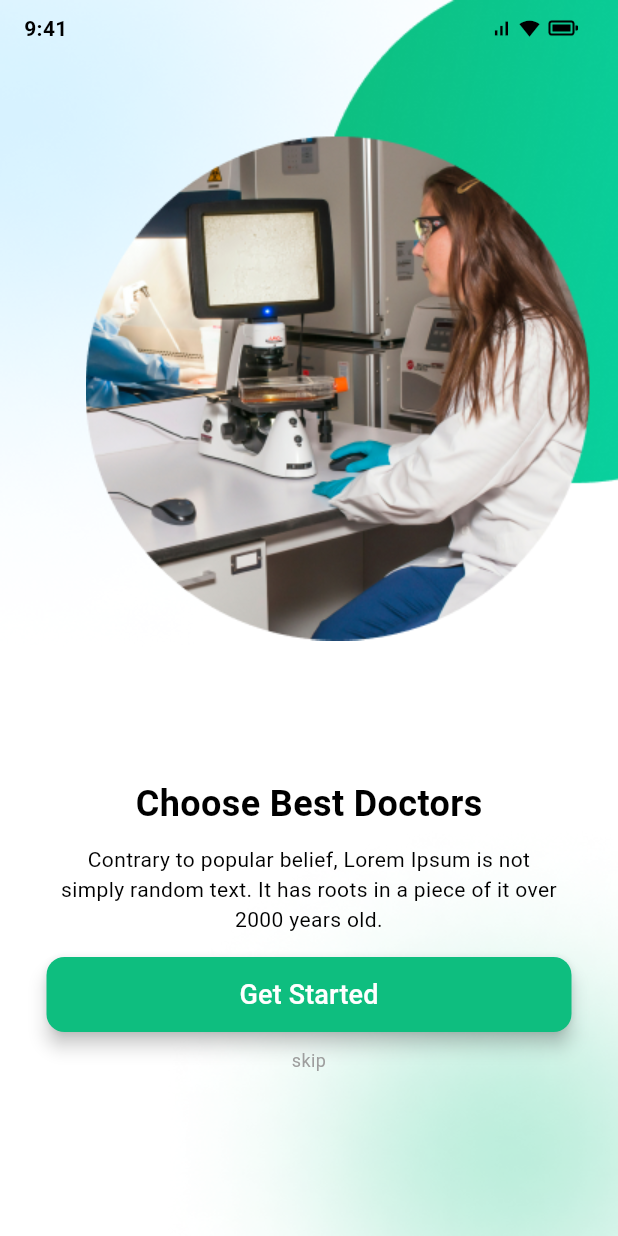
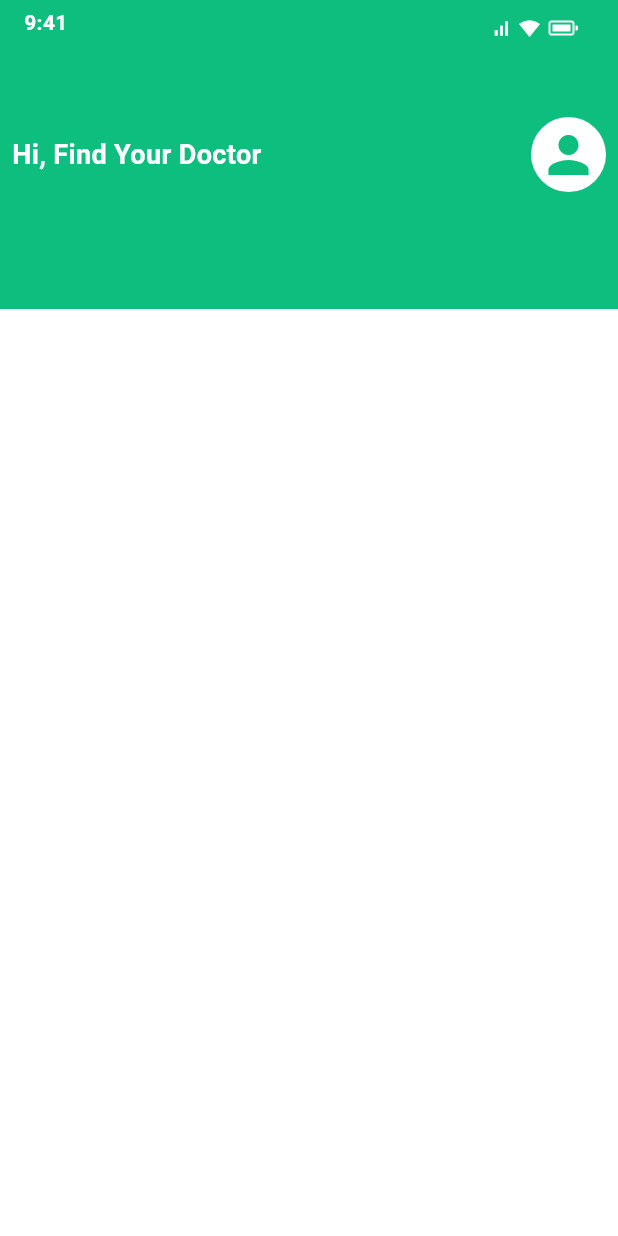
Before and after one commit to bangpaik/SLICING-UI, a Flutter app: the OnBoarding3 screen opened directly, after a tap on "Get Started", on a phone screen of 412 x 824 dp. Run offline on Flutter 3.47's test engine with Material 3 defaults, Android fonts, the phone set to English and light mode, and no system bars.

Commit message:
on boarding 2 dan 3 fix, on proses home screen

```diff
--- a/slicing_ui/lib/main.dart
+++ b/slicing_ui/lib/main.dart
@@ -14,7 +14,8 @@ class MyApp extends StatelessWidget {
       theme: ThemeData(
         primarySwatch: Colors.blue,
       ),
-      home: SplashScreen(), //
+      home: SplashScreen(), //SplashScreen
+      // home: SignUpScreen(), //SignUpScreen
       debugShowCheckedModeBanner: false, // Menghilangkan banner debug
     );
   }
--- a/slicing_ui/lib/screen_pages/3on_boarding2.dart
+++ b/slicing_ui/lib/screen_pages/3on_boarding2.dart
@@ -1,6 +1,6 @@
 import 'package:flutter/cupertino.dart';
 import 'package:flutter/material.dart';
-import 'package:slicing_ui/screen_pages/3on_boarding2.dart';
+import 'package:slicing_ui/screen_pages/4on_boarding3.dart';
 
 class OnBoarding2 extends StatelessWidget {
   const OnBoarding2({Key? key}) : super(key: key);
@@ -83,7 +83,7 @@ class OnBoarding2 extends StatelessWidget {
 
                                 Navigator.push(
                                   context,
-                                  MaterialPageRoute(builder: (context) => OnBoarding2()),
+                                  MaterialPageRoute(builder: (context) => OnBoarding3()),
                                 );
 
                               },
--- a/slicing_ui/lib/screen_pages/4on_boarding3.dart
+++ b/slicing_ui/lib/screen_pages/4on_boarding3.dart
@@ -1,6 +1,6 @@
 import 'package:flutter/cupertino.dart';
 import 'package:flutter/material.dart';
-import 'package:slicing_ui/screen_pages/3on_boarding2.dart';
+import 'package:slicing_ui/screen_pages/5home_screen.dart';
 
 class OnBoarding3 extends StatelessWidget {
   const OnBoarding3({Key? key}) : super(key: key);
@@ -26,7 +26,37 @@ class OnBoarding3 extends StatelessWidget {
                 ),
               ),
             ),
-
+            Positioned(
+              top: 9,
+              left: 0,
+              right: 11,
+              child: SafeArea(
+                child: Padding(
+                  padding: const EdgeInsets.symmetric(horizontal: 16.0),
+                  child: Row(
+                    mainAxisAlignment: MainAxisAlignment.end,
+                    children: [
+                      Icon(
+                        Icons.signal_cellular_alt,
+                        color: Colors.black,
+                        size: 14,
+                      ),
+                      SizedBox(width: 5),
+                      Icon(
+                        Icons.signal_wifi_4_bar,
+                        color: Colors.black,
+                        size: 14,
+                      ),
+                      SizedBox(width: 5),
+                      Image.asset(
+                        "images/battery.png",
+                        width: 20,
+                      ),
+                    ],
+                  ),
+                ),
+              ),
+            ),
             Positioned(
               top: 0,
               left: 0,
@@ -36,9 +66,9 @@ class OnBoarding3 extends StatelessWidget {
                 child: Stack(
                   children: [
                     Align(
-                      alignment: Alignment.topRight,
+                      alignment: Alignment.topLeft,
                       child: Image.asset(
-                        'images/imageBg_169568.png',
+                        'images/imageBg_169571.png',
                         fit: BoxFit.fill,
                       ),
                     ),
@@ -52,10 +82,10 @@ class OnBoarding3 extends StatelessWidget {
                           Padding(
                             padding: const EdgeInsets.only(top: 410.0), // Tetapkan jarak top
                             child: Text(
-                              'Choose Best Doctors',
+                              'Easy Appointments',
                               style: TextStyle(
                                 color: Colors.black,
-                                fontSize: 22,
+                                fontSize: 24,
                                 fontWeight: FontWeight.bold,
                               ),
                             ),
@@ -83,7 +113,7 @@ class OnBoarding3 extends StatelessWidget {
 
                                 Navigator.push(
                                   context,
-                                  MaterialPageRoute(builder: (context) => OnBoarding2()),
+                                  MaterialPageRoute(builder: (context) => HomeScreen()),
                                 );
 
                               },
@@ -131,37 +161,7 @@ class OnBoarding3 extends StatelessWidget {
                 ),
               ),
             ),
-            Positioned(
-              top: 9,
-              left: 0,
-              right: 11,
-              child: SafeArea(
-                child: Padding(
-                  padding: const EdgeInsets.symmetric(horizontal: 16.0),
-                  child: Row(
-                    mainAxisAlignment: MainAxisAlignment.end,
-                    children: [
-                      Icon(
-                        Icons.signal_cellular_alt,
-                        color: Colors.black,
-                        size: 14,
-                      ),
-                      SizedBox(width: 5),
-                      Icon(
-                        Icons.signal_wifi_4_bar,
-                        color: Colors.black,
-                        size: 14,
-                      ),
-                      SizedBox(width: 5),
-                      Image.asset(
-                        "images/battery.png",
-                        width: 20,
-                      ),
-                    ],
-                  ),
-                ),
-              ),
-            ),
+
             Positioned(
               top: 9,
               left: 0,
--- /dev/null
+++ b/slicing_ui/lib/screen_pages/5home_screen.dart
@@ -0,0 +1,114 @@
+import 'package:flutter/cupertino.dart';
+import 'package:flutter/material.dart';
+
+class HomeScreen extends StatelessWidget {
+  const HomeScreen({Key? key}) : super(key: key);
+
+  @override
+  Widget build(BuildContext context) {
+    final Size screenSize = MediaQuery.of(context).size;
+
+    return Scaffold(
+      body: Container(
+        color: Colors.white,
+        width: screenSize.width,
+        height: screenSize.height,
+        child: Stack(
+          children: [
+            Container(
+              width: screenSize.width,
+              height: screenSize.height * 0.25, // Mengatur tinggi gambar menjadi setengah dari tinggi layar
+              color: Color.fromRGBO(14, 190, 127, 1),
+              child: Row(
+                mainAxisAlignment: MainAxisAlignment.spaceBetween,
+                children: [
+                  Padding(
+                    padding: EdgeInsets.all(8.0),
+                    child: Text(
+                      'Hi, Find Your Doctor',
+                      style: TextStyle(
+                        color: Colors.white,
+                        fontSize: 18,
+                        fontWeight: FontWeight.bold,
+                      ),
+                    ),
+                  ),
+                  Padding(
+                    padding: EdgeInsets.all(8.0),
+                    child: CircleAvatar(
+                      radius: 25,
+                      backgroundColor: Colors.white,
+                      // Tambahkan gambar lingkaran di sini
+                      child: Icon(
+                        Icons.person,
+                        color: Color.fromRGBO(14, 190, 127, 1),
+                        size: 40,
+                      ),
+                    ),
+                  ),
+                ],
+              ),
+            ),
+
+
+            Positioned(
+              top: 9,
+              left: 0,
+              right: 11,
+              child: SafeArea(
+                child: Padding(
+                  padding: const EdgeInsets.symmetric(horizontal: 16.0),
+                  child: Row(
+                    mainAxisAlignment: MainAxisAlignment.end,
+                    children: [
+                      Icon(
+                        Icons.signal_cellular_alt,
+                        color: Colors.white,
+                        size: 14,
+                      ),
+                      SizedBox(width: 5),
+                      Icon(
+                        Icons.signal_wifi_4_bar,
+                        color: Colors.white,
+                        size: 14,
+                      ),
+                      SizedBox(width: 5),
+                      Image.asset(
+                        "images/battery.png",
+                        width: 20,
+                        color: Colors.white,
+                      ),
+                    ],
+                  ),
+                ),
+              ),
+            ),
+            Positioned(
+              top: 5,
+              left: 0,
+              right: 0,
+              child: SafeArea(
+                child: Padding(
+                  padding: const EdgeInsets.symmetric(horizontal: 16.0),
+                  child: Row(
+                    mainAxisAlignment: MainAxisAlignment.spaceBetween,
+                    children: [
+                      Text(
+                        '9:41',
+                        style: TextStyle(
+                          color: Colors.white,
+                          fontSize: 14.0,
+                          fontWeight: FontWeight.bold,
+                        ),
+                      ),
+                    ],
+                  ),
+                ),
+              ),
+            ),
+          ],
+        ),
+      ),
+    );
+  }
+}
```
Also changed, not shown: slicing_ui/images/profile.png (added).
